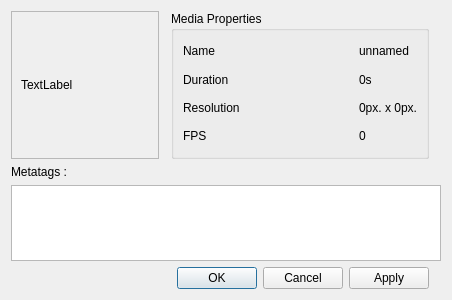
Before: the Qt Designer form src/gui/ui/MediaProperty.ui in VLMC/vlmc, drawn with Qt 5.
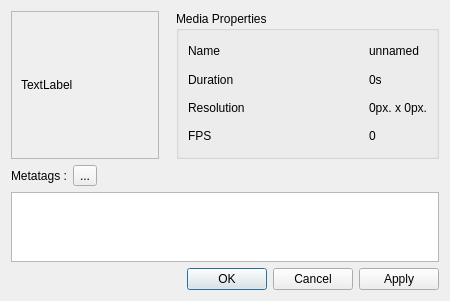
After: the same form once the commit is applied.

Commit message: Tags can now be added

What changed in the file:
```diff
--- a/src/gui/ui/MediaProperty.ui
+++ b/src/gui/ui/MediaProperty.ui
@@ -14,7 +14,7 @@
    <string/>
   </property>
   <layout class="QGridLayout" name="gridLayout">
-   <item row="0" column="0">
+   <item row="0" column="0" colspan="3">
     <widget class="QFrame" name="frame">
      <property name="frameShape">
       <enum>QFrame::StyledPanel</enum>
@@ -57,30 +57,8 @@
      </layout>
     </widget>
    </item>
-   <item row="4" column="3">
-    <widget class="QDialogButtonBox" name="buttonBox">
-     <property name="sizePolicy">
-      <sizepolicy hsizetype="Fixed" vsizetype="Fixed">
-       <horstretch>0</horstretch>
-       <verstretch>0</verstretch>
-      </sizepolicy>
-     </property>
-     <property name="layoutDirection">
-      <enum>Qt::LeftToRight</enum>
-     </property>
-     <property name="orientation">
-      <enum>Qt::Horizontal</enum>
-     </property>
-     <property name="standardButtons">
-      <set>QDialogButtonBox::Apply|QDialogButtonBox::Cancel|QDialogButtonBox::Ok</set>
-     </property>
-     <property name="centerButtons">
-      <bool>false</bool>
-     </property>
-    </widget>
-   </item>
-   <item row="4" column="2">
-    <spacer name="horizontalSpacer">
+   <item row="0" column="3">
+    <spacer name="horizontalSpacer_2">
      <property name="orientation">
       <enum>Qt::Horizontal</enum>
      </property>
@@ -92,7 +70,7 @@
      </property>
     </spacer>
    </item>
-   <item row="0" column="2" colspan="2">
+   <item row="0" column="4" colspan="2">
     <widget class="QGroupBox" name="groupBox">
      <property name="sizePolicy">
       <sizepolicy hsizetype="Expanding" vsizetype="Preferred">
@@ -181,22 +159,6 @@
      </layout>
     </widget>
    </item>
-   <item row="0" column="1">
-    <spacer name="horizontalSpacer_2">
-     <property name="orientation">
-      <enum>Qt::Horizontal</enum>
-     </property>
-     <property name="sizeHint" stdset="0">
-      <size>
-       <width>40</width>
-       <height>20</height>
-      </size>
-     </property>
-    </spacer>
-   </item>
-   <item row="3" column="0" colspan="6">
-    <widget class="QListView" name="metaTagsView"/>
-   </item>
    <item row="1" column="0">
     <widget class="QLabel" name="label">
      <property name="text">
@@ -204,6 +166,51 @@
      </property>
     </widget>
    </item>
+   <item row="2" column="0" colspan="6">
+    <widget class="QListView" name="metaTagsView"/>
+   </item>
+   <item row="3" column="4">
+    <spacer name="horizontalSpacer">
+     <property name="orientation">
+      <enum>Qt::Horizontal</enum>
+     </property>
+     <property name="sizeHint" stdset="0">
+      <size>
+       <width>40</width>
+       <height>20</height>
+      </size>
+     </property>
+    </spacer>
+   </item>
+   <item row="3" column="5">
+    <widget class="QDialogButtonBox" name="buttonBox">
+     <property name="sizePolicy">
+      <sizepolicy hsizetype="Fixed" vsizetype="Fixed">
+       <horstretch>0</horstretch>
+       <verstretch>0</verstretch>
+      </sizepolicy>
+     </property>
+     <property name="layoutDirection">
+      <enum>Qt::LeftToRight</enum>
+     </property>
+     <property name="orientation">
+      <enum>Qt::Horizontal</enum>
+     </property>
+     <property name="standardButtons">
+      <set>QDialogButtonBox::Apply|QDialogButtonBox::Cancel|QDialogButtonBox::Ok</set>
+     </property>
+     <property name="centerButtons">
+      <bool>false</bool>
+     </property>
+    </widget>
+   </item>
+   <item row="1" column="1">
+    <widget class="QToolButton" name="addTagButton">
+     <property name="text">
+      <string>...</string>
+     </property>
+    </widget>
+   </item>
   </layout>
  </widget>
  <resources/>
```
The commit also changes 2 other files.
